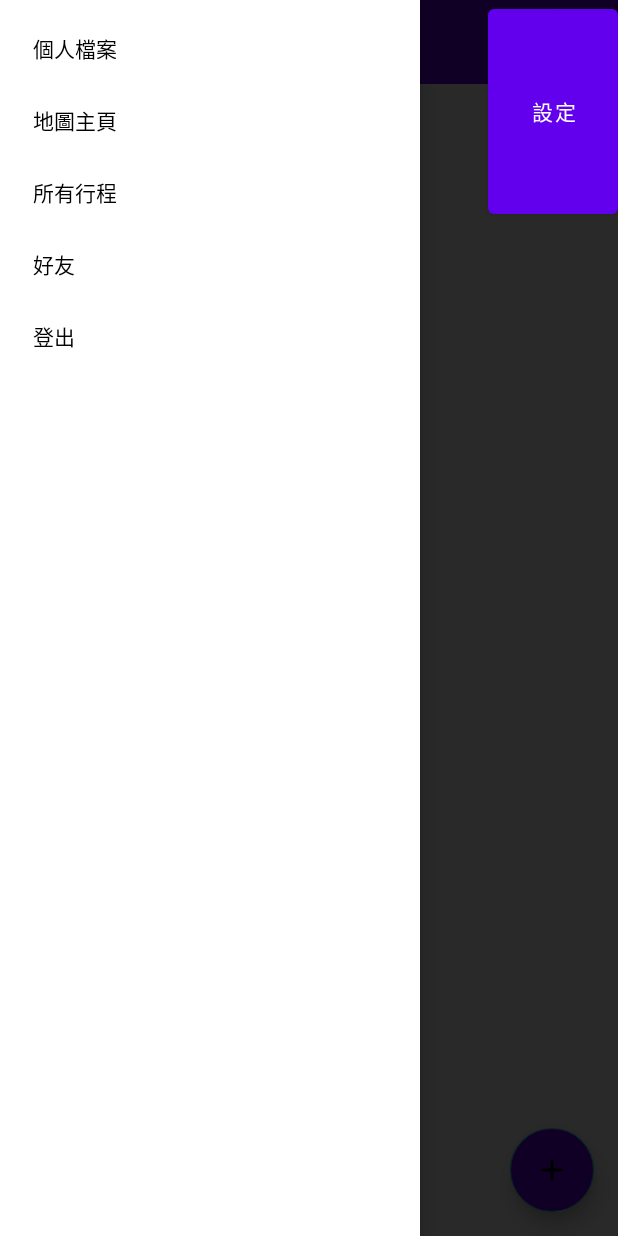
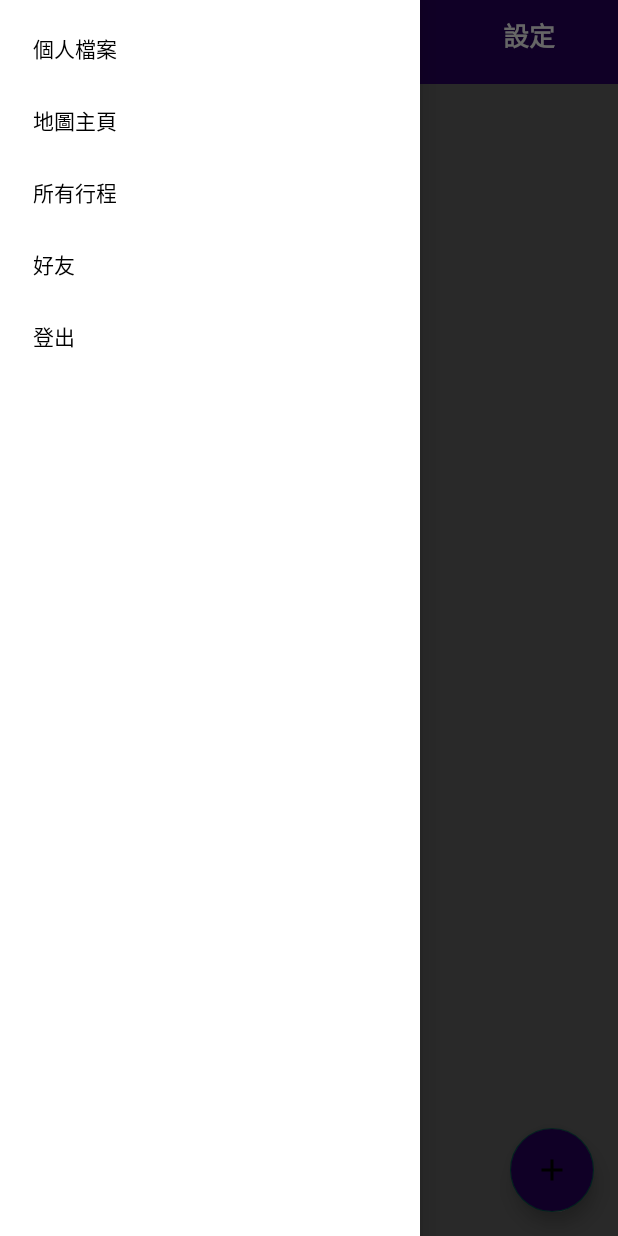
Before and after one commit to BigBlunt420/Graduation-Project, an Android app: the AddFriend screen opened directly, with no data from a screen before it, with the side drawer open, on a phone screen of 412 x 824 dp. Run offline under Robolectric (Android 15) with nearby library versions, the phone set to English and light mode, and no system bars; our stand-ins replace Firebase (no records; nobody signed in at launch, a user with empty details on screens opened directly).

Commit message:
fixed: AddFriend's layout and button

```diff
--- a/app/src/main/java/com/example/loginandsignup/AddFriend.java
+++ b/app/src/main/java/com/example/loginandsignup/AddFriend.java
@@ -30,6 +30,7 @@ import android.widget.Button;
 import android.widget.EditText;
 import android.widget.SearchView;
 import android.widget.Spinner;
+import android.widget.TextView;
 import android.widget.Toast;
 
 import com.google.android.gms.maps.CameraUpdateFactory;
@@ -76,7 +77,7 @@ public class AddFriend extends AppCompatActivity {
     private String fName;
     private String fPhone;
     private String fIdentify;
-    private Button btnSetting;
+    private TextView btnSetting;
 
     private DrawerLayout drawerLayout;
     private NavigationView navigationView;
--- a/app/src/main/res/layout/activity_add_friend.xml
+++ b/app/src/main/res/layout/activity_add_friend.xml
@@ -53,17 +53,22 @@ android:id="@+id/drawer_layout">
                 android:clickable="true"
                 app:srcCompat="@drawable/ic_add"
                 tools:ignore="MissingConstraints" />
-
         </FrameLayout>
 
     </com.google.android.material.appbar.AppBarLayout>
 
 </RelativeLayout>
-    <Button
+
+    <TextView
+        android:layout_width="wrap_content"
+        android:layout_height="wrap_content"
         android:id="@+id/btnSetting"
-        android:layout_width="wrap_content"
-        android:layout_height="50dp"
+        android:text="設定"
+        android:textSize="17dp"
+        android:textStyle="bold"
+        android:textColor="@color/white"
+        android:padding="10dp"
         android:layout_marginLeft="325dp"
-        android:layout_marginBottom="675dp"
-        android:text="設定" />
+        android:layout_marginBottom="675dp"/>
+
 </androidx.drawerlayout.widget.DrawerLayout>
```
